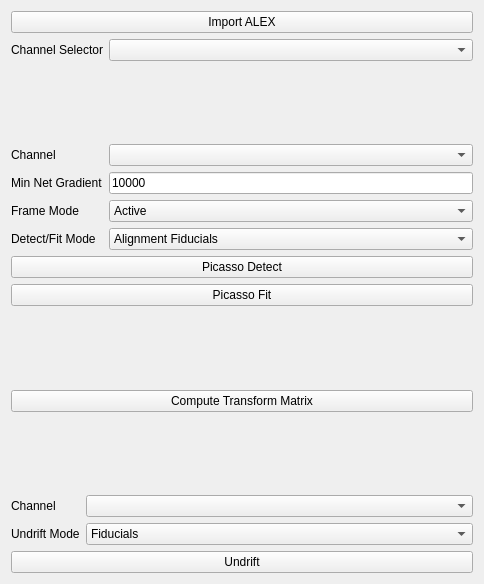
Qt form src/napari_gapseq2/widget_ui.ui (piedrro/napari-GapSeq2) before a commit.
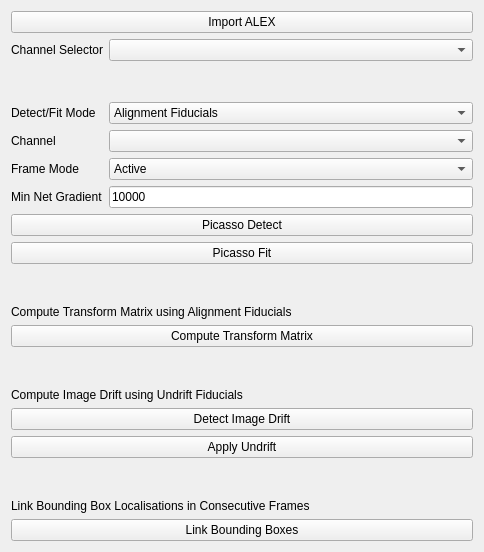
The same form after that commit.

```diff
--- a/src/napari_gapseq2/widget_ui.ui
+++ b/src/napari_gapseq2/widget_ui.ui
@@ -7,7 +7,7 @@
     <x>0</x>
     <y>0</y>
     <width>484</width>
-    <height>584</height>
+    <height>552</height>
    </rect>
   </property>
   <property name="windowTitle">
@@ -50,31 +50,64 @@
    </item>
    <item>
     <layout class="QFormLayout" name="formLayout_2">
-     <item row="1" column="0">
+     <item row="4" column="0">
       <widget class="QLabel" name="label_2">
        <property name="text">
         <string>Min Net Gradient</string>
        </property>
       </widget>
      </item>
-     <item row="1" column="1">
+     <item row="4" column="1">
       <widget class="QLineEdit" name="picasso_min_net_gradient">
        <property name="text">
         <string>10000</string>
        </property>
       </widget>
      </item>
-     <item row="0" column="1">
+     <item row="2" column="1">
       <widget class="QComboBox" name="picasso_channel"/>
      </item>
      <item row="2" column="0">
+      <widget class="QLabel" name="label_3">
+       <property name="text">
+        <string>Channel</string>
+       </property>
+      </widget>
+     </item>
+     <item row="1" column="1">
+      <widget class="QComboBox" name="picasso_detect_mode">
+       <item>
+        <property name="text">
+         <string>Alignment Fiducials</string>
+        </property>
+       </item>
+       <item>
+        <property name="text">
+         <string>Undrift Fiducials</string>
+        </property>
+       </item>
+       <item>
+        <property name="text">
+         <string>Bounding Boxes</string>
+        </property>
+       </item>
+      </widget>
+     </item>
+     <item row="1" column="0">
+      <widget class="QLabel" name="label_6">
+       <property name="text">
+        <string>Detect/Fit Mode</string>
+       </property>
+      </widget>
+     </item>
+     <item row="3" column="0">
       <widget class="QLabel" name="label_4">
        <property name="text">
         <string>Frame Mode</string>
        </property>
       </widget>
      </item>
-     <item row="2" column="1">
+     <item row="3" column="1">
       <widget class="QComboBox" name="picasso_frame_mode">
        <item>
         <property name="text">
@@ -88,39 +121,6 @@
        </item>
       </widget>
      </item>
-     <item row="3" column="0">
-      <widget class="QLabel" name="label_6">
-       <property name="text">
-        <string>Detect/Fit Mode</string>
-       </property>
-      </widget>
-     </item>
-     <item row="3" column="1">
-      <widget class="QComboBox" name="picasso_detect_mode">
-       <item>
-        <property name="text">
-         <string>Alignment Fiducials</string>
-        </property>
-       </item>
-       <item>
-        <property name="text">
-         <string>Undrift Fiducials</string>
-        </property>
-       </item>
-       <item>
-        <property name="text">
-         <string>Bounding Boxes</string>
-        </property>
-       </item>
-      </widget>
-     </item>
-     <item row="0" column="0">
-      <widget class="QLabel" name="label_3">
-       <property name="text">
-        <string>Channel</string>
-       </property>
-      </widget>
-     </item>
     </layout>
    </item>
    <item>
@@ -150,6 +150,13 @@
      </property>
     </spacer>
    </item>
+   <item>
+    <widget class="QLabel" name="label_5">
+     <property name="text">
+      <string>Compute Transform Matrix using Alignment Fiducials</string>
+     </property>
+    </widget>
+   </item>
    <item>
     <widget class="QPushButton" name="gapseq_compute_tform">
      <property name="text">
@@ -171,44 +178,50 @@
     </spacer>
    </item>
    <item>
-    <layout class="QFormLayout" name="formLayout_3">
-     <item row="1" column="0">
-      <widget class="QLabel" name="label_5">
-       <property name="text">
-        <string>Undrift Mode</string>
-       </property>
-      </widget>
-     </item>
-     <item row="1" column="1">
-      <widget class="QComboBox" name="picasso_undrift_mode">
-       <item>
-        <property name="text">
-         <string>Fiducials</string>
-        </property>
-       </item>
-       <item>
-        <property name="text">
-         <string>Bounding Boxes</string>
-        </property>
-       </item>
-      </widget>
-     </item>
-     <item row="0" column="0">
-      <widget class="QLabel" name="label_7">
-       <property name="text">
-        <string>Channel</string>
-       </property>
-      </widget>
-     </item>
-     <item row="0" column="1">
-      <widget class="QComboBox" name="picasso_undrift_channel"/>
-     </item>
-    </layout>
+    <widget class="QLabel" name="label_7">
+     <property name="text">
+      <string>Compute Image Drift using Undrift Fiducials</string>
+     </property>
+    </widget>
    </item>
    <item>
     <widget class="QPushButton" name="picasso_undrift">
      <property name="text">
-      <string>Undrift</string>
+      <string>Detect Image Drift</string>
+     </property>
+    </widget>
+   </item>
+   <item>
+    <widget class="QPushButton" name="apply_undrift">
+     <property name="text">
+      <string>Apply Undrift</string>
+     </property>
+    </widget>
+   </item>
+   <item>
+    <spacer name="verticalSpacer_4">
+     <property name="orientation">
+      <enum>Qt::Vertical</enum>
+     </property>
+     <property name="sizeHint" stdset="0">
+      <size>
+       <width>20</width>
+       <height>40</height>
+      </size>
+     </property>
+    </spacer>
+   </item>
+   <item>
+    <widget class="QLabel" name="label_8">
+     <property name="text">
+      <string>Link Bounding Box Localisations in Consecutive Frames</string>
+     </property>
+    </widget>
+   </item>
+   <item>
+    <widget class="QPushButton" name="gapseq_link_localisations">
+     <property name="text">
+      <string>Link Bounding Boxes</string>
      </property>
     </widget>
    </item>
```
Left out of the diff: 2 changed lines with no effect on the pictures.
